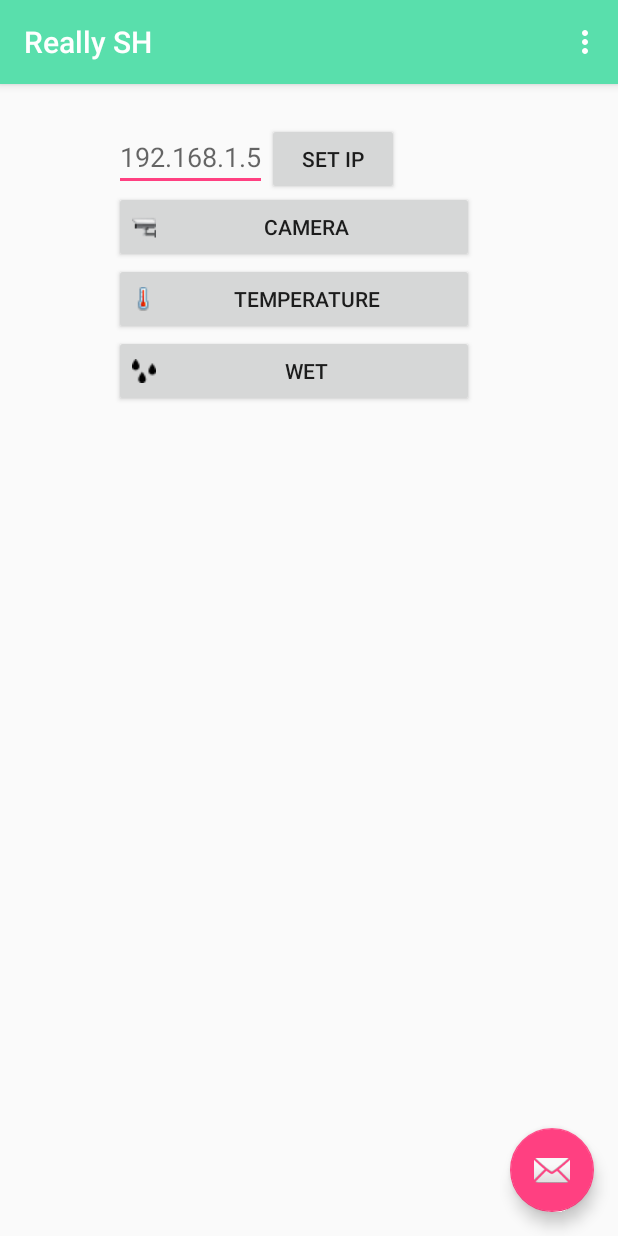
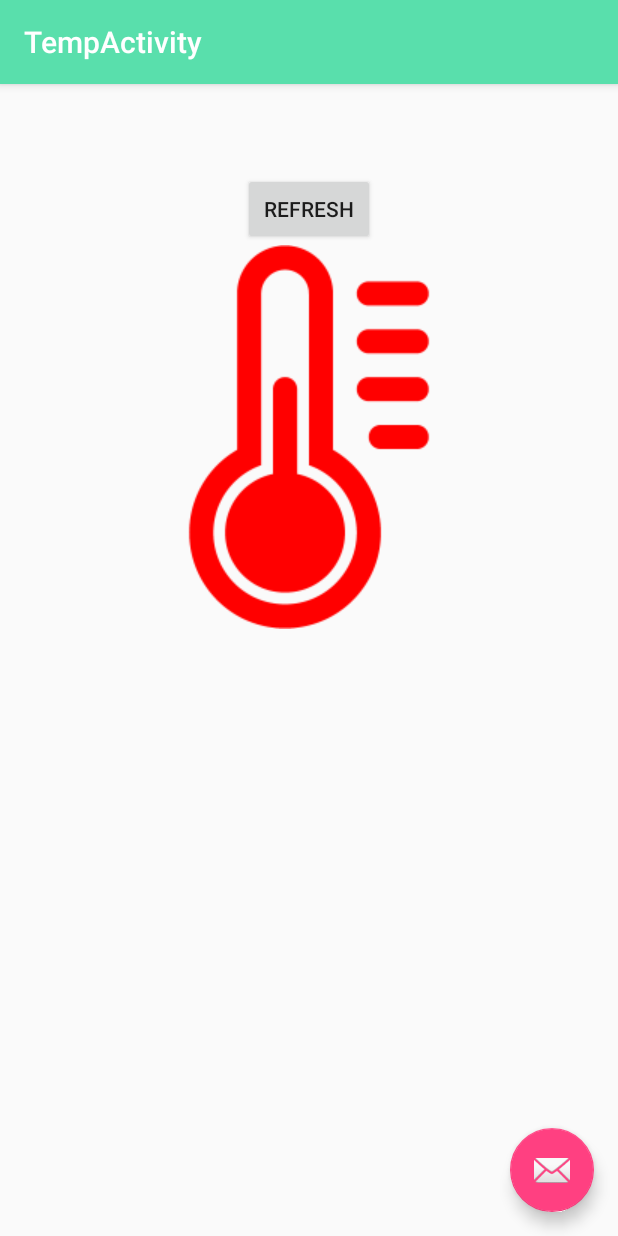
Before and after one commit to sopehl/smarthome, an Android app: the screen it shows after launch (MainActivity before the commit, TempActivity after it), after a tap on "TEMPERATURE", on a phone screen of 412 x 824 dp. Run offline under Robolectric (Android 15) with nearby library versions, the light colour scheme and no system bars; libraries missing offline, so code that uses them is left out: jodd.http.

Commit message:
Added temperature and humidity for raspberry pi also its client-side(just temperature)

```diff
--- a/Smarthomeclient/app/src/main/java/com/smarthomeclient/MainActivity.java
+++ b/Smarthomeclient/app/src/main/java/com/smarthomeclient/MainActivity.java
@@ -105,4 +105,19 @@ public class MainActivity extends AppCompatActivity {
             ipToast.show();
         }
     }
+
+    public void openTemperatureActivity(View view) {
+        Intent intent = new Intent(this, TempActivity.class);
+        logger.info("intent to open TempActivity");
+        if (validIpAddress != null) {
+            intent.putExtra(IP_ADDRESS, validIpAddress);
+            logger.info("valid ip address for tempActivity" + validIpAddress);
+            startActivity(intent);
+        } else {
+            Toast ipToast = Toast.makeText(getApplicationContext(), "Set ip address firstly", Toast.LENGTH_SHORT);
+            ipToast.setDuration(Toast.LENGTH_SHORT);
+            ipToast.show();
+        }
+
+    }
 }
--- /dev/null
+++ b/Smarthomeclient/app/src/main/java/com/smarthomeclient/TempActivity.java
@@ -0,0 +1,67 @@
+package com.smarthomeclient;
+
+import android.content.Intent;
+import android.os.Bundle;
+import android.support.v7.app.AppCompatActivity;
+import android.support.v7.widget.Toolbar;
+import android.view.View;
+import android.widget.TextView;
+
+import org.json.JSONException;
+import org.json.JSONObject;
+
+import java.util.Map;
+import java.util.logging.Logger;
+
+import jodd.http.HttpRequest;
+import jodd.http.HttpResponse;
+
+public class TempActivity extends AppCompatActivity {
+
+    private String ip;
+
+    private Logger logger = Logger.getLogger(TempActivity.class.getName());
+
+    @Override
+    protected void onCreate(Bundle savedInstanceState) {
+        super.onCreate(savedInstanceState);
+        setContentView(R.layout.activity_temp);
+        Toolbar toolbar = (Toolbar) findViewById(R.id.toolbar);
+        setSupportActionBar(toolbar);
+
+        Intent intent = getIntent();
+        ip = intent.getStringExtra(MainActivity.IP_ADDRESS);
+
+
+    }
+
+    public void refreshTemperature(View v) {
+        final TextView textView = (TextView)findViewById(R.id.temp_text);
+        final HttpRequest request = HttpRequest.get("http://" + ip + ":8089/sh/temp/");
+        Runnable r = new Runnable() {
+            @Override
+            public void run() {
+                HttpResponse response = request.send();
+                logger.info("Response: \n "+response.body().toString());
+                String jsonString = response.body().toString();
+                try {
+                    JSONObject jsonObject = new JSONObject(jsonString);
+                    final String temp = jsonObject.getString("temp");
+                    logger.info("TEMP: " + temp);
+                    runOnUiThread(new Runnable() {
+                        @Override
+                        public void run() {
+                            textView.setText(temp);
+                        }
+                    });
+
+                } catch (JSONException e) {
+                    e.printStackTrace();
+                }
+            }
+        };
+
+        new Thread(r).start();
+    }
+
+}
--- /dev/null
+++ b/Smarthomeclient/app/src/main/res/layout/activity_temp.xml
@@ -0,0 +1,34 @@
+<?xml version="1.0" encoding="utf-8"?>
+<android.support.design.widget.CoordinatorLayout xmlns:android="http://schemas.android.com/apk/res/android"
+    xmlns:app="http://schemas.android.com/apk/res-auto"
+    xmlns:tools="http://schemas.android.com/tools"
+    android:layout_width="match_parent"
+    android:layout_height="match_parent"
+    android:fitsSystemWindows="true"
+    tools:context="com.smarthomeclient.TempActivity">
+
+    <android.support.design.widget.AppBarLayout
+        android:layout_width="match_parent"
+        android:layout_height="wrap_content"
+        android:theme="@style/AppTheme.AppBarOverlay">
+
+        <android.support.v7.widget.Toolbar
+            android:id="@+id/toolbar"
+            android:layout_width="match_parent"
+            android:layout_height="?attr/actionBarSize"
+            android:background="?attr/colorPrimary"
+            app:popupTheme="@style/AppTheme.PopupOverlay" />
+
+    </android.support.design.widget.AppBarLayout>
+
+    <include layout="@layout/content_temp" />
+
+    <android.support.design.widget.FloatingActionButton
+        android:id="@+id/fab"
+        android:layout_width="wrap_content"
+        android:layout_height="wrap_content"
+        android:layout_gravity="bottom|end"
+        android:layout_margin="@dimen/fab_margin"
+        android:src="@android:drawable/ic_dialog_email" />
+
+</android.support.design.widget.CoordinatorLayout>
--- /dev/null
+++ b/Smarthomeclient/app/src/main/res/layout/content_temp.xml
@@ -0,0 +1,43 @@
+<?xml version="1.0" encoding="utf-8"?>
+<RelativeLayout xmlns:android="http://schemas.android.com/apk/res/android"
+    xmlns:app="http://schemas.android.com/apk/res-auto"
+    xmlns:tools="http://schemas.android.com/tools"
+    android:layout_width="match_parent"
+    android:layout_height="match_parent"
+    android:paddingBottom="@dimen/activity_vertical_margin"
+    android:paddingLeft="@dimen/activity_horizontal_margin"
+    android:paddingRight="@dimen/activity_horizontal_margin"
+    android:paddingTop="@dimen/activity_vertical_margin"
+    app:layout_behavior="@string/appbar_scrolling_view_behavior"
+    tools:context="com.smarthomeclient.TempActivity"
+    tools:showIn="@layout/activity_temp">
+
+
+    <RelativeLayout
+        android:layout_width="wrap_content"
+        android:layout_height="wrap_content"
+        android:layout_centerHorizontal="true">
+        <ImageView
+            android:layout_width="wrap_content"
+            android:layout_height="wrap_content"
+            android:id="@+id/imageView"
+            android:src="@drawable/temp_act"
+            android:layout_below="@+id/temp_refresh"/>
+
+        <Button
+            android:id="@+id/temp_refresh"
+            android:layout_width="wrap_content"
+            android:layout_height="wrap_content"
+            android:onClick="refreshTemperature"
+            android:layout_centerHorizontal="true"
+            android:text="@string/refresh_temperature"
+            android:layout_below="@+id/temp_text"/>
+
+        <TextView
+            android:id="@+id/temp_text"
+            android:layout_centerHorizontal="true"
+            android:textSize="32sp"
+            android:layout_width="wrap_content"
+            android:layout_height="wrap_content" />
+    </RelativeLayout>
+</RelativeLayout>
--- a/Smarthomeclient/app/src/main/res/values/strings.xml
+++ b/Smarthomeclient/app/src/main/res/values/strings.xml
@@ -12,4 +12,7 @@
     <string name="open_temperature">Temperature</string>
     <string name="open_wet">Wet</string>
     <string name="title_activity_camera_web_view">CameraWebViewActivity</string>
+    <string name="title_activity_temp">TempActivity</string>
+    <string name="refresh_temperature" >Refresh</string>
+    <string name="temp_example" >23</string>
 </resources>
```
Also changed, not shown: Smarthomeclient/app/src/main/AndroidManifest.xml (+11 -2 lines), Smarthomeclient/app/src/main/res/drawable/temp_act.png (added), 6 other files.
